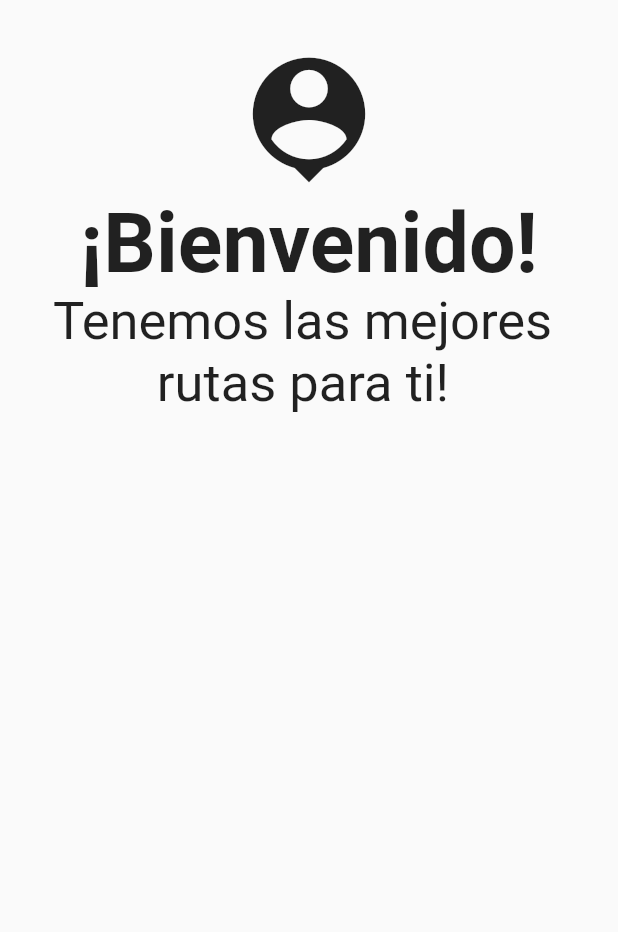
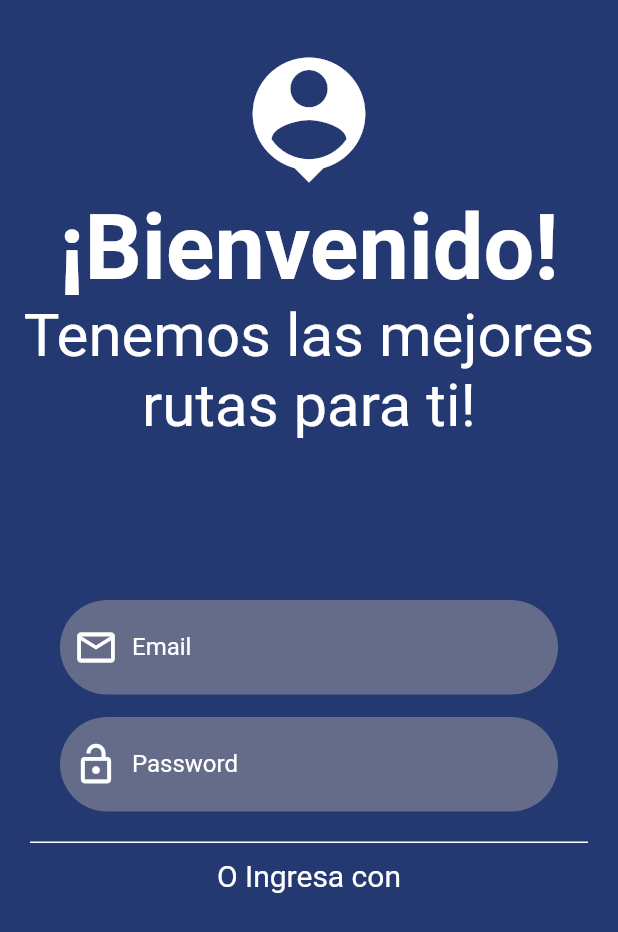
Before and after one commit to doublevpartners/w2w-app, a Flutter app: the screen it shows after launch, on a phone screen of 412 x 824 dp. Shown: the top 932 px of the screen. Run offline on Flutter 3.47's test engine with Material 2 defaults, Android fonts, the phone set to English and light mode, and no system bars.

Commit message:
Style Card Login

```diff
--- a/lib/main.dart
+++ b/lib/main.dart
@@ -14,6 +14,8 @@ class MyApp extends StatelessWidget {
       title: 'Material App',
       initialRoute: 'login',
       routes: {'login': (_) => LoginScreen(), 'home': (_) => HomeScreen()},
+      theme: ThemeData.light()
+          .copyWith(scaffoldBackgroundColor: Color.fromRGBO(36, 56, 114, 1)),
     );
   }
 }
--- a/lib/screens/login_screen.dart
+++ b/lib/screens/login_screen.dart
@@ -1,4 +1,5 @@
 import 'package:flutter/material.dart';
+import 'package:w2w_app/ui/input_decorations.dart';
 import 'package:w2w_app/widgets/widgets.dart';
 
 class LoginScreen extends StatelessWidget {
@@ -12,14 +13,19 @@ class LoginScreen extends StatelessWidget {
         child: Column(
           children: [
             const SizedBox(
-              height: 300,
+              height: 350,
             ),
             CardContainerLogin(
               child: Column(children: const [
                 SizedBox(
-                  height: 10,
-                )
+                  height: 20,
+                ),
+                _LoginForm()
               ]),
+            ),
+            const Text(
+              'O Ingresa con',
+              style: TextStyle(fontSize: 20, color: Colors.white),
             )
           ],
         ),
@@ -27,3 +33,39 @@ class LoginScreen extends StatelessWidget {
     ));
   }
 }
+
+class _LoginForm extends StatelessWidget {
+  const _LoginForm({super.key});
+
+  @override
+  Widget build(BuildContext context) {
+    return Container(
+      child: Form(
+          //TODO: mantener la referencia al key
+          child: Column(
+        children: [
+          TextFormField(
+              autocorrect: false,
+              autofocus: false,
+              keyboardType: TextInputType.emailAddress,
+              decoration: InputDecorations.authInputDecoration(
+                  labelText: 'Email',
+                  hintText: 'example@mail.com',
+                  prefixIcon: Icons.email_outlined)),
+          const SizedBox(
+            height: 15,
+          ),
+          TextFormField(
+            autocorrect: false,
+            autofocus: false,
+            keyboardType: TextInputType.emailAddress,
+            decoration: InputDecorations.authInputDecoration(
+                labelText: 'Password',
+                hintText: '************',
+                prefixIcon: Icons.lock_open),
+          ),
+        ],
+      )),
+    );
+  }
+}
--- /dev/null
+++ b/lib/ui/input_decorations.dart
@@ -0,0 +1,30 @@
+import 'package:flutter/material.dart';
+
+class InputDecorations {
+  static InputDecoration authInputDecoration(
+      {required String hintText,
+      required String labelText,
+      required IconData prefixIcon}) {
+    return InputDecoration(
+        prefixIcon: Icon(
+          prefixIcon,
+          color: Colors.white,
+          size: 30,
+        ),
+        hintText: hintText,
+        labelText: labelText,
+        labelStyle: TextStyle(color: Colors.white),
+        hintStyle: const TextStyle(
+            color: Colors.white, fontSize: 20, fontWeight: FontWeight.w400),
+        enabledBorder: OutlineInputBorder(
+          borderSide: BorderSide(color: Colors.transparent),
+          borderRadius: BorderRadius.circular(50),
+        ),
+        focusedBorder: OutlineInputBorder(
+          borderSide: BorderSide(color: Colors.transparent),
+          borderRadius: BorderRadius.circular(50),
+        ),
+        filled: true,
+        fillColor: Color.fromARGB(129, 163, 159, 159));
+  }
+}
--- a/lib/widgets/auth_background.dart
+++ b/lib/widgets/auth_background.dart
@@ -25,13 +25,19 @@ class _HeaderLogin extends StatelessWidget {
           Icon(
             Icons.person_pin,
             size: 100,
+            color: Colors.white,
           ),
           Text(
             '¡Bienvenido!',
-            style: TextStyle(fontSize: 55, fontWeight: FontWeight.bold),
+            style: TextStyle(
+                fontSize: 60, fontWeight: FontWeight.bold, color: Colors.white),
           ),
-          Text('Tenemos las mejores \n        rutas para ti!',
-              style: TextStyle(fontSize: 35, fontWeight: FontWeight.w400))
+          Text(
+            'Tenemos las mejores\nrutas para ti!',
+            style: TextStyle(
+                fontSize: 40, fontWeight: FontWeight.w400, color: Colors.white),
+            textAlign: TextAlign.center,
+          )
         ]),
       ),
     );
--- a/lib/widgets/card_container_login.dart
+++ b/lib/widgets/card_container_login.dart
@@ -7,7 +7,7 @@ class CardContainerLogin extends StatelessWidget {
   @override
   Widget build(BuildContext context) {
     return Padding(
-      padding: const EdgeInsets.symmetric(vertical: 10),
+      padding: const EdgeInsets.symmetric(vertical: 10, horizontal: 20),
       child: Container(
         width: double.infinity,
         padding: const EdgeInsets.all(20),
@@ -17,5 +17,6 @@ class CardContainerLogin extends StatelessWidget {
     );
   }
 
-  BoxDecoration _createCardShape() => const BoxDecoration();
+  BoxDecoration _createCardShape() => const BoxDecoration(
+      border: Border(bottom: BorderSide(color: Colors.white)));
 }
```
